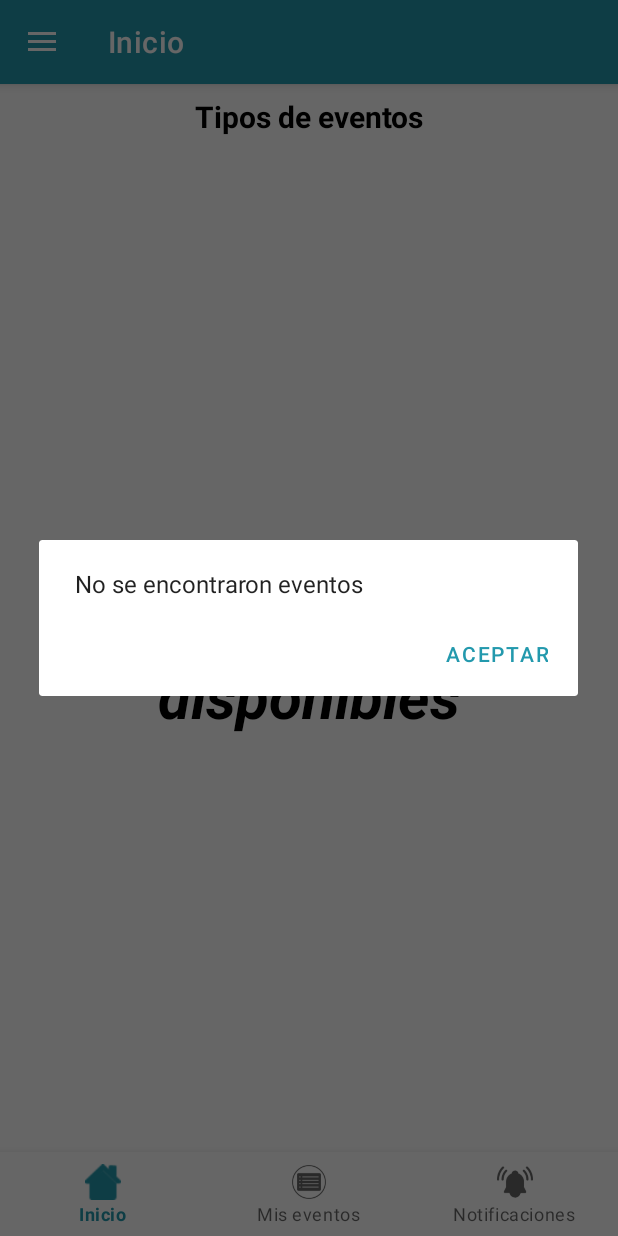
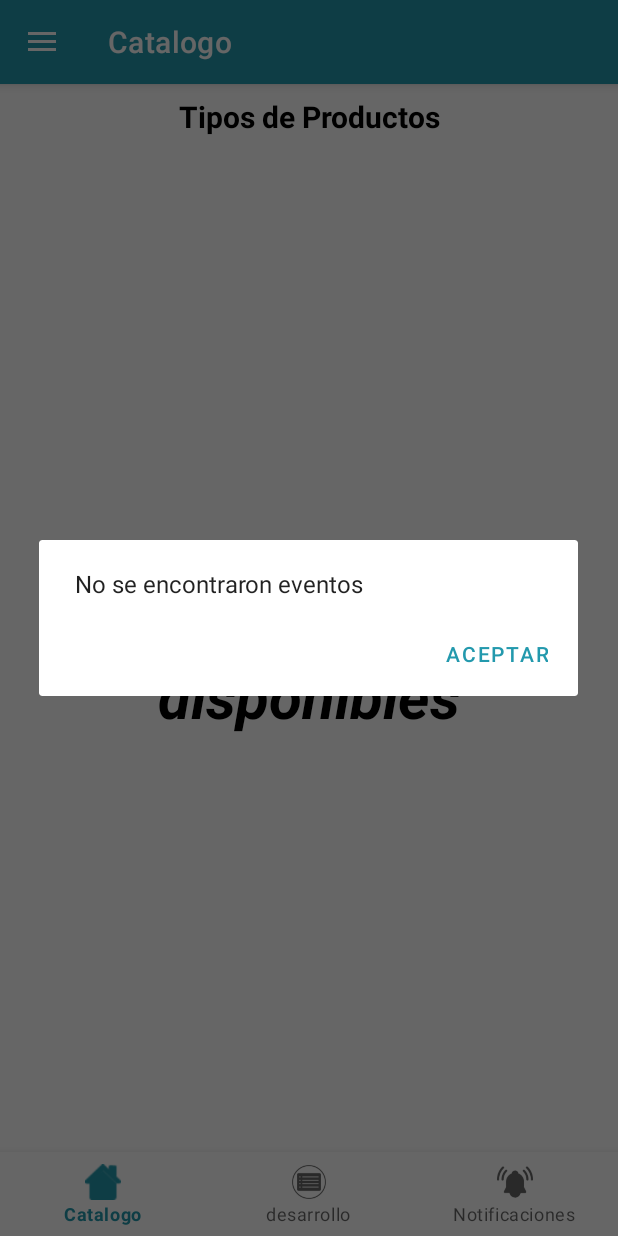
Before and after one commit to santi161603/PuntoCel-Manage, an Android app: the HomeFragment screen opened through its navigation route, on a phone screen of 412 x 824 dp. Run offline under Robolectric (Android 15) with nearby library versions, the phone set to English and light mode, and no system bars; our stand-ins replace Firebase (no records; nobody signed in at launch, a user with empty details on screens opened directly), Picasso, navigation-ui.

Commit message:
Cambios del proyecto
Cambios en nombre de los Strings

```diff
--- a/app/src/main/res/values/strings.xml
+++ b/app/src/main/res/values/strings.xml
@@ -1,11 +1,11 @@
 <resources>
-    <string name="app_name">Eventos Proyect</string>
-    <string name="title_home">Inicio</string>
-    <string name="title_dashboard">Mis eventos</string>
+    <string name="app_name">PuntoCel Manager</string>
+    <string name="title_home">Catalogo</string>
+    <string name="title_dashboard">desarrollo</string>
     <string name="title_notifications">Notificaciones</string>
-    <string name="no_hay_eventos_disponibles">No hay eventos disponibles</string>
+    <string name="no_hay_eventos_disponibles">No hay productos disponibles</string>
     <string name="cargando">Cargando...</string>
-    <string name="tipos_de_eventos">Tipos de eventos</string>
+    <string name="tipos_de_eventos">Tipos de Productos</string>
     <string name="navigation_drawer_open">open</string>
     <string name="navigation_drawer_close">closed</string>
     <string name="perfil_de_usuario">Perfil de usuario</string>
@@ -27,9 +27,9 @@
     <string name="fecha_de_nacimiento">Fecha de Nacimiento</string>
     <string name="registrar">Registrar</string>
     <string name="seleccionar_fecha">Seleccionar Fecha</string>
-    <string name="gestion_de_eventos">Gestion de eventos</string>
+    <string name="gestion_de_eventos">Gestion de inventario</string>
     <string name="cerrar_sesi_n">Cerrar sesión</string>
     <string name="a_adir_imagen">Añadir Imagen</string>
-    <string name="crear_evento">Crear Evento</string>
+    <string name="crear_evento">Crear Producto</string>
     <string name="ejemplo_string1_string2_string3">Ejemplo: String1,String2,String3</string>
 </resources>
```
Also changed, not shown: 1 other file.
